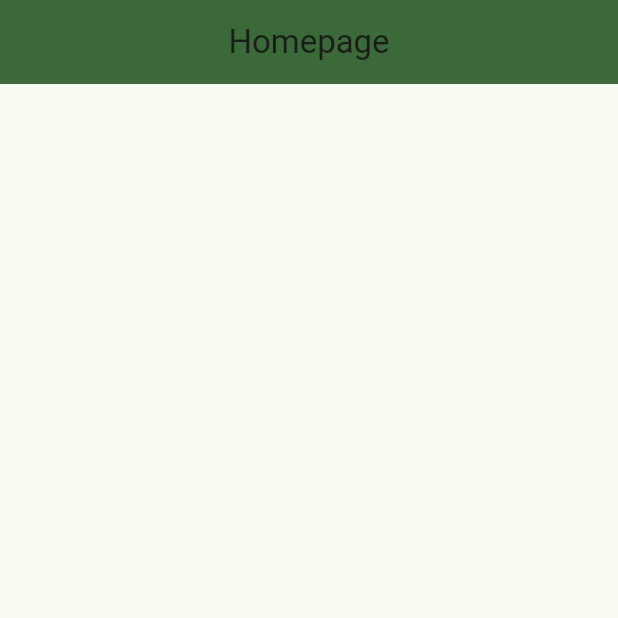
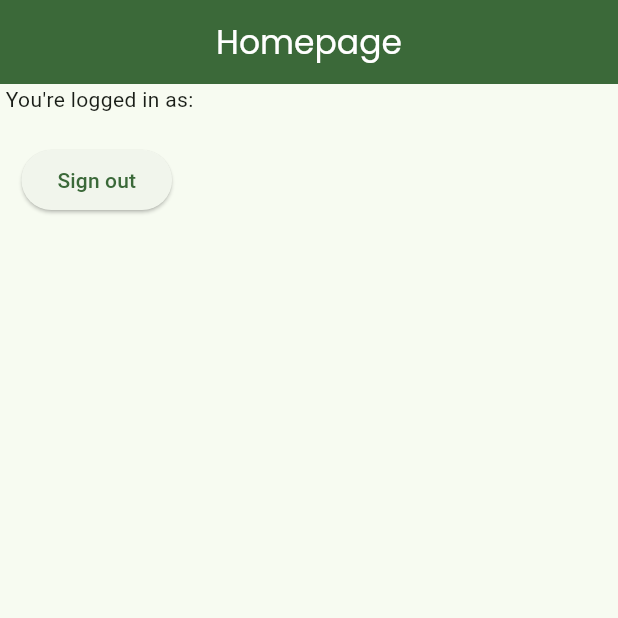
Before and after one commit to Emtee100/Database_app, a Flutter app: the screen it shows once a user with an empty profile is signed in, on a phone screen of 412 x 824 dp, the top half of it. Run offline on Flutter 3.47's test engine with Material 2 defaults, Android fonts, the phone set to English and light mode, and no system bars; our stand-ins replace firebase_auth, firebase_core, google_fonts, google_sign_in; accounts and stored records are empty; network calls fail.

Commit message:
Google sign in and Email signin added

```diff
--- a/lib/homepage.dart
+++ b/lib/homepage.dart
@@ -1,5 +1,6 @@
 import 'package:firebase_auth/firebase_auth.dart';
 import 'package:flutter/material.dart';
+import 'package:google_fonts/google_fonts.dart';
 
 class HomePage extends StatefulWidget {
   const HomePage({super.key});
@@ -12,12 +13,21 @@ class _HomePageState extends State<HomePage> {
   @override
   Widget build(BuildContext context) {
     return Scaffold(
-appBar: AppBar(
-  centerTitle: true,
-  title: const Text("Homepage"),
-  backgroundColor: Theme.of(context).colorScheme.primary,
-),
-body: Center(child: Text("${FirebaseAuth.instance.currentUser!.email}"),),
+      appBar: AppBar(
+        centerTitle: true,
+        title: Text(
+          "Homepage",
+          style: GoogleFonts.poppins(
+              color: Theme.of(context).colorScheme.onPrimary),
+        ),
+        backgroundColor: Theme.of(context).colorScheme.primary,
+      ),
+      body: Column(
+        children: [Text(""" You're logged in as:
+${FirebaseAuth.instance.currentUser!.email}"""),
+ElevatedButton(onPressed: ()=>FirebaseAuth.instance.signOut(), child: Text("Sign out"))
+]
+      ),
     );
   }
 }
--- a/pubspec.yaml
+++ b/pubspec.yaml
@@ -40,6 +40,7 @@ dependencies:
   firebase_crashlytics: ^3.3.1
   firebase_performance: ^0.9.2+1
   firebase_core: ^2.13.0
+  google_sign_in: ^6.1.0
 
 dev_dependencies:
   flutter_test:
```
Also changed, not shown: lib/loginpage.dart (+58 -13 lines), lib/main.dart (+5 -4 lines), pubspec.lock, 3 other files.
